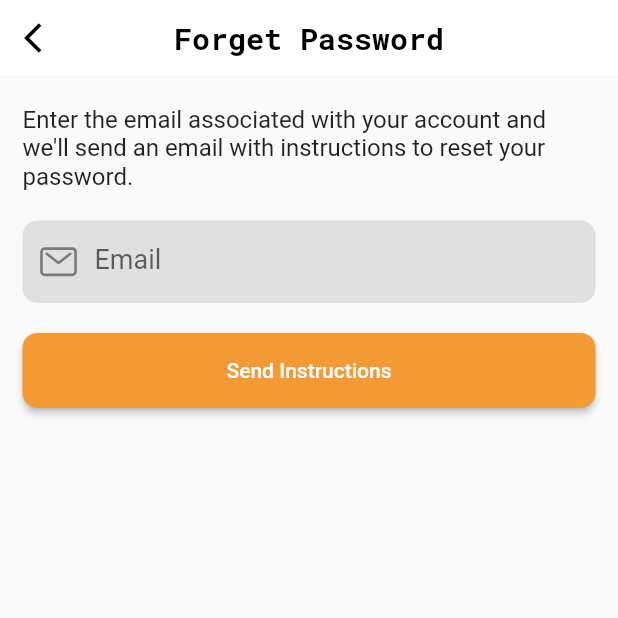
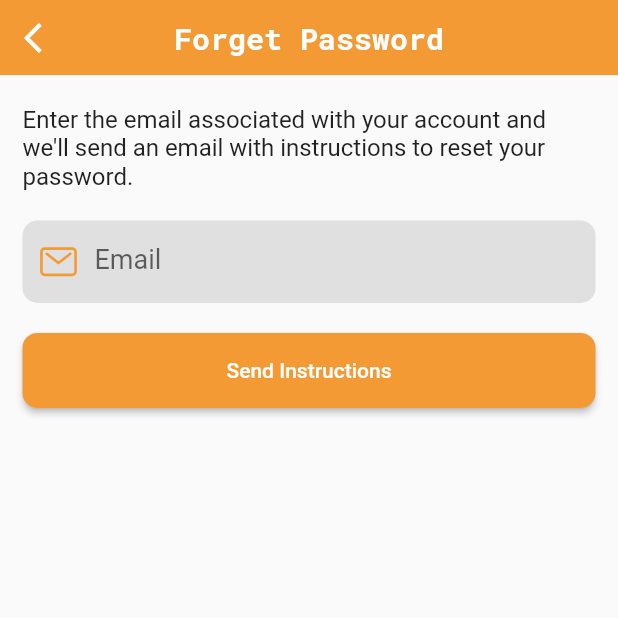
Before and after one commit to Justbuy8/JustBuy8-Mobile-App, a Flutter app: the ForgetPasswordScreen screen opened directly, on a phone screen of 412 x 824 dp, the top half of it. Run offline on Flutter 3.47's test engine with Material 2 defaults, Android fonts, the phone set to English and light mode, and no system bars; our stand-ins replace cached_network_image, country_code_picker, flutter_screenutil, ionicons, lottie, nb_utils and 1 more; Roboto replaces fonts that are missing (OpenSans-Light).

Commit message:
2023/05/05
issues fixed

```diff
--- a/lib/main.dart
+++ b/lib/main.dart
@@ -2,7 +2,7 @@
 import 'package:flutter/material.dart';
 import 'package:flutter_screenutil/flutter_screenutil.dart';
 import 'package:justbuyeight/screens/authentication/account_created_screen.dart';
-import 'package:justbuyeight/screens/authentication/notificaiton_permission_screen.dart';
+import 'package:justbuyeight/screens/authentication/otp_verification_screen.dart';
 import 'package:nb_utils/nb_utils.dart';
 
 void main() {
@@ -30,7 +30,7 @@ class _MyAppState extends State<MyApp> {
           return const MaterialApp(
             debugShowCheckedModeBanner: false,
             title: 'JustBuy8',
-            home: AccountCreatedScreen(),
+            home: OtpVerificationScreen(),
           );
         });
   }
--- a/lib/screens/authentication/forget_password_screen.dart
+++ b/lib/screens/authentication/forget_password_screen.dart
@@ -1,6 +1,7 @@
 import 'package:flutter/material.dart';
 import 'package:flutter_screenutil/flutter_screenutil.dart';
 import 'package:ionicons/ionicons.dart';
+import 'package:justbuyeight/constants/app_colors.dart';
 import 'package:justbuyeight/constants/app_texts.dart';
 import 'package:justbuyeight/widgets/components/appbars/basic_appbar_widget.dart';
 import 'package:justbuyeight/widgets/components/buttons/primary_button.dart';
@@ -27,8 +28,12 @@ class _ForgetPasswordScreenState extends State<ForgetPasswordScreen> {
   @override
   Widget build(BuildContext context) {
     return Scaffold(
-        appBar:
-            const BasicAppbarWidget(title: AppText.forgetPasswordAppBarTitle),
+        appBar: BasicAppbarWidget(
+          title: AppText.forgetPasswordAppBarTitle,
+          backgroundColor: AppColors.primaryColor,
+          IconColor: AppColors.appWhiteColor,
+          titleColor: AppColors.appWhiteColor,
+        ),
         body: SafeArea(
           child: Padding(
             padding: EdgeInsets.only(left: 15.w, right: 15.w, bottom: 20.h),
--- a/lib/screens/authentication/otp_verification_screen.dart
+++ b/lib/screens/authentication/otp_verification_screen.dart
@@ -39,7 +39,7 @@ class _OtpVerificationScreenState extends State<OtpVerificationScreen> {
                 height: 20.h,
               ),
               const SecondaryTextWidget(
-                  text: "${AppText.resetPasswordText}033000000000"),
+                  text: "${AppText.resetPasswordText} 033000000000"),
               SizedBox(
                 height: 20.h,
               ),
--- a/lib/widgets/components/appbars/basic_appbar_widget.dart
+++ b/lib/widgets/components/appbars/basic_appbar_widget.dart
@@ -1,20 +1,26 @@
 import 'package:flutter/material.dart';
-import 'package:ionicons/ionicons.dart';
 import 'package:justbuyeight/constants/app_colors.dart';
 import 'package:justbuyeight/constants/app_fonts.dart';
 import 'package:nb_utils/nb_utils.dart';
 
 class BasicAppbarWidget extends StatelessWidget implements PreferredSizeWidget {
+  final String title;
+  final Color? backgroundColor;
+  final Color? IconColor;
+  final Color? titleColor;
   const BasicAppbarWidget({
     Key? key,
     required this.title,
+    this.backgroundColor,
+    this.IconColor,
+    this.titleColor
   }) : super(key: key);
-  final String title;
+
 
   @override
   Widget build(BuildContext context) {
     return AppBar(
-        backgroundColor: AppColors.appWhiteColor,
+        backgroundColor:backgroundColor ?? AppColors.appWhiteColor,
         foregroundColor: AppColors.appBlackColor,
         elevation: 0.0,
         automaticallyImplyLeading: true,
@@ -24,13 +30,14 @@ class BasicAppbarWidget extends StatelessWidget implements PreferredSizeWidget {
           style: TextStyle(
             // fontWeight: FontWeight.bold,
             fontFamily: AppFonts.robotoMonoBold,
+            color: titleColor
           ),
         ),
         leading: IconButton(
           onPressed: () {
             finish(context);
           },
-          icon: const Icon(Icons.arrow_back_ios),
+          icon:  Icon(Icons.arrow_back_ios ,color: IconColor),
         ));
   }
 
--- a/lib/widgets/components/text_fields/password_text_field_widget.dart
+++ b/lib/widgets/components/text_fields/password_text_field_widget.dart
@@ -47,10 +47,10 @@ class _PasswordTextFieldWidgetState extends State<PasswordTextFieldWidget> {
       alignment: Alignment.center,
       child: TextFormField(
         controller: widget.controller,
-        focusNode: widget.focusNode ?? FocusNode(),
+       // focusNode: widget.focusNode ?? FocusNode(),
         style: const TextStyle(fontSize: 18),
         obscureText: obscureText,
-        onFieldSubmitted: (value) => widget.focusNode?.nextFocus(),
+        //onFieldSubmitted: (value) => widget.focusNode?.nextFocus(),
         textInputAction: widget.textInputAction ?? TextInputAction.done,
         keyboardType: widget.keyboardType ?? TextInputType.visiblePassword,
         validator: widget.validator ?? (value) => null,
@@ -58,10 +58,11 @@ class _PasswordTextFieldWidgetState extends State<PasswordTextFieldWidget> {
           hintText: widget.label ?? "Password",
           prefixIcon: Icon(
             widget.prefixIcon ?? Icons.lock_outline,
+            color: AppColors.primaryColor,
             size: 28,
           ),
           suffixIcon: IconButton(
-            icon: Icon(obscureText ? Icons.visibility : Icons.visibility_off),
+            icon: Icon(obscureText ? Icons.visibility : Icons.visibility_off ,color: AppColors.primaryColor),
             onPressed: () {
               setState(() {
                 obscureText = !obscureText;
--- a/lib/widgets/components/text_fields/text_field_widget.dart
+++ b/lib/widgets/components/text_fields/text_field_widget.dart
@@ -46,14 +46,14 @@ class _TextFieldWidgetState extends State<TextFieldWidget> {
       child: TextFormField(
         controller: widget.controller,
         style: const TextStyle(fontSize: 18),
-        focusNode: widget.focusNode ?? FocusNode(),
-        onFieldSubmitted: (value) => widget.focusNode?.nextFocus(),
+        //focusNode: widget.focusNode ?? FocusNode(),
+        //onFieldSubmitted: (value) => widget.focusNode?.nextFocus(),
         textInputAction: widget.textInputAction ?? TextInputAction.done,
         keyboardType: widget.keyboardType ?? TextInputType.text,
         validator: widget.validator ?? (value) => null,
         decoration: InputDecoration(
           hintText: widget.label ?? "",
-          prefixIcon: Icon(widget.prefixIcon,size: 28,),
+          prefixIcon: Icon(widget.prefixIcon,size: 28,color: AppColors.primaryColor,),
           suffixIcon: Icon(widget.suffixIcon,size:  28,),
           border: InputBorder.none,
         ),
```
